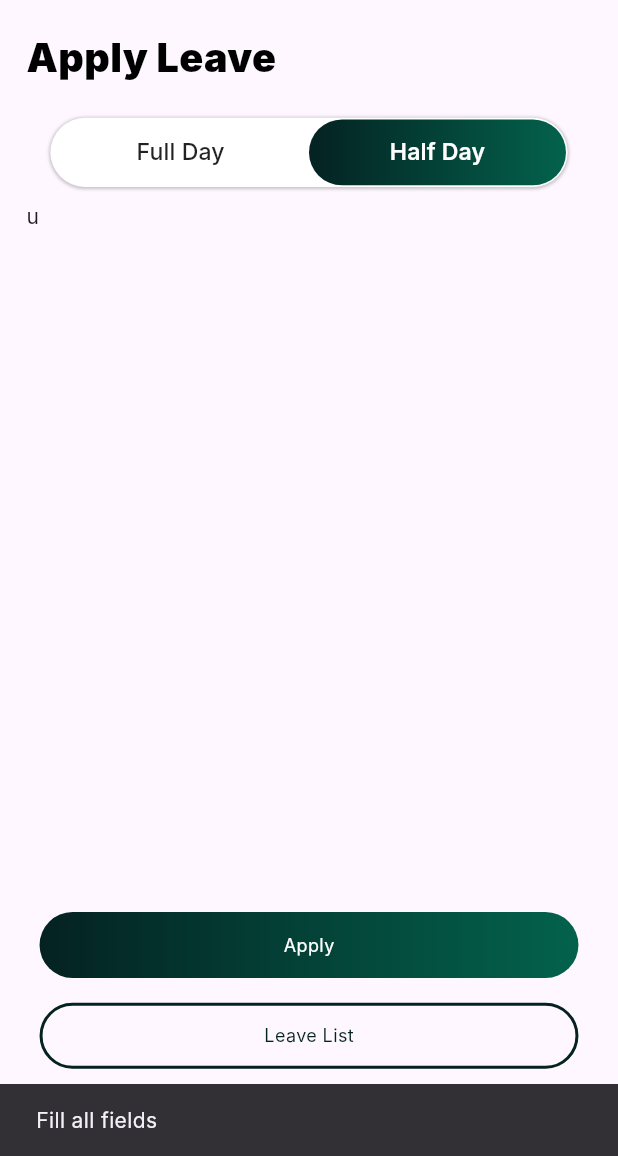
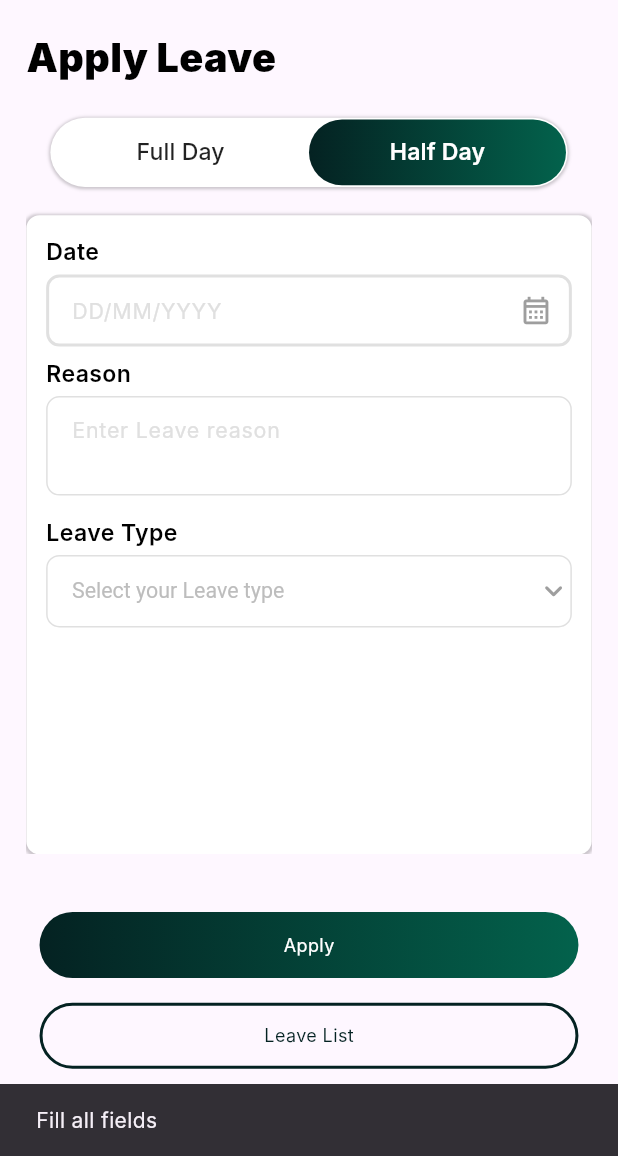
Before and after one commit to JishnuSabu/mediezy, a Flutter app: the ApplyLeaveScreen screen opened by its route, tab 2 chosen, after a tap on "Apply", on a phone screen of 412 x 824 dp, the part 80-1236 px from its top. Run offline on Flutter 3.47's test engine with Material 3 defaults, Android fonts, the light colour scheme and no system bars; our stand-ins replace flutter_bloc, flutter_screenutil, geolocator, get_it, go_router, google_maps_flutter and 1 more; accounts and stored records are empty; Roboto replaces fonts that are missing (Inter).

Commit message:
half day leave apply section completed

```diff
--- a/lib/features/auth/view/widgets/signup_form_card_widget.dart
+++ b/lib/features/auth/view/widgets/signup_form_card_widget.dart
@@ -41,7 +41,7 @@ class SignUpFormCardWidget extends StatelessWidget {
               color: Colors.black.withOpacity(0.2),
               blurRadius: 1,
               spreadRadius: 1,
-              offset: const Offset(0, 0.5), // shadow direction
+              offset: const Offset(0, 0.5),
             ),
           ],
         ),
--- a/lib/features/home/data_sources/attendance/attendance_remote_data_source.dart
+++ b/lib/features/home/data_sources/attendance/attendance_remote_data_source.dart
@@ -49,20 +49,20 @@ class AttendanceRemoteDatasource {
       }),
     );
 
-
     if (response.statusCode == 200 || response.statusCode == 201) {
       return jsonDecode(response.body);
     }
 
     throw Exception("Failed to mark attendance");
   }
+
   Future<AttendanceRouteModel> getRouteList() async {
     final token = sl<StorageService>().token;
     final response = await client.get(
       Uri.parse("${ApiConstants.baseUrl}/attendance/route-list"),
       headers: {
         "Content-Type": "application/json",
-      "Authorization": "Bearer $token", // if required
+        "Authorization": "Bearer $token",
       },
     );
     if (response.statusCode == 200) {
@@ -71,5 +71,4 @@ Future<AttendanceRouteModel> getRouteList() async {
 
     throw Exception("Failed to load route list");
   }
-
 }
--- a/lib/features/home/view/apply_leave_screen.dart
+++ b/lib/features/home/view/apply_leave_screen.dart
@@ -1,5 +1,3 @@
-import 'dart:developer';
-
 import 'package:flutter/material.dart';
 import 'package:flutter_screenutil/flutter_screenutil.dart';
 import 'package:flutter_bloc/flutter_bloc.dart';
@@ -22,6 +20,7 @@ class ApplyLeaveScreen extends StatelessWidget {
   final reasonCtr = TextEditingController();
 
   final ValueNotifier<String> leaveType = ValueNotifier("");
+  final ValueNotifier<String> leaveMode = ValueNotifier("full_day");
   @override
   Widget build(BuildContext context) {
     return BlocConsumer<LeaveBloc, LeaveState>(
@@ -74,13 +73,13 @@ class ApplyLeaveScreen extends StatelessWidget {
                         Expanded(
                           child: LeaveTabWidget(
                             fromController: fromCtr,
-
                             toController: toCtr,
-
                             reasonController: reasonCtr,
-
                             onLeaveTypeChanged: (value) {
                               leaveType.value = value;
+                            },
+                            onLeaveModeChanged: (mode) {
+                              leaveMode.value = mode;
                             },
                           ),
                         ),
@@ -99,10 +98,17 @@ class ApplyLeaveScreen extends StatelessWidget {
                   onTap: context.watch<LeaveBloc>().state is LeaveLoading
                       ? null
                       : () {
-                          if (fromCtr.text.isEmpty ||
-                              toCtr.text.isEmpty ||
-                              reasonCtr.text.isEmpty ||
-                              leaveType.value.isEmpty) {
+                          final isHalfDay = leaveMode.value == "half_day";
+                          final startDate = fromCtr.text;
+                          final endDate = isHalfDay ? fromCtr.text : toCtr.text;
+                          if (isHalfDay
+                              ? fromCtr.text.isEmpty ||
+                                    reasonCtr.text.isEmpty ||
+                                    leaveType.value.isEmpty
+                              : fromCtr.text.isEmpty ||
+                                    toCtr.text.isEmpty ||
+                                    reasonCtr.text.isEmpty ||
+                                    leaveType.value.isEmpty) {
                             ScaffoldMessenger.of(context).showSnackBar(
                               const SnackBar(content: Text("Fill all fields")),
                             );
@@ -110,19 +116,13 @@ class ApplyLeaveScreen extends StatelessWidget {
                             return;
                           }
                           final userId = sl<StorageService>().userId;
-                          log(userId.toString());
                           context.read<LeaveBloc>().add(
                             ApplyLeave(
-                              leaveMode: "full_day",
-
+                              leaveMode: leaveMode.value,
                               leaveType: leaveType.value,
-
-                              startDate: fromCtr.text,
-
-                              endDate: toCtr.text,
-
+                              startDate: startDate,
+                              endDate: endDate,
                               reason: reasonCtr.text,
-
                               userId: userId ?? 1,
                             ),
                           );
@@ -132,7 +132,9 @@ class ApplyLeaveScreen extends StatelessWidget {
                 CustomButton(
                   title: "Leave List",
                   isOutlined: true,
-                  onTap: () {context.push("/leave_list");},
+                  onTap: () {
+                    context.push("/leave_list");
+                  },
                 ),
                 SizedBox(height: 45.w),
                 SizedBox(height: 8.w),
--- a/lib/features/home/view/half_day_leave_screen.dart
+++ b/lib/features/home/view/half_day_leave_screen.dart
@@ -1,10 +1,72 @@
 import 'package:flutter/material.dart';
+import 'package:flutter_screenutil/flutter_screenutil.dart';
+import 'package:mediezy_task/core/common_widgets/custom_date_picker.dart';
+import 'package:mediezy_task/core/common_widgets/custom_text.dart';
+import 'package:mediezy_task/core/constants/app_colors.dart';
+import 'package:mediezy_task/features/home/view/widgets/leave_date_field.dart';
+import 'package:mediezy_task/features/home/view/widgets/leave_reason_field.dart';
+import 'package:mediezy_task/features/home/view/widgets/leave_type_drop_down_field.dart';
 
 class HalfDayLeaveScreen extends StatelessWidget {
-  const HalfDayLeaveScreen({super.key});
+  final TextEditingController dateController;
+  final TextEditingController reasonController;
+
+  final Function(String) onLeaveTypeChanged;
+
+  const HalfDayLeaveScreen({
+    super.key,
+    required this.dateController,
+    required this.reasonController,
+    required this.onLeaveTypeChanged,
+  });
 
   @override
   Widget build(BuildContext context) {
-    return Scaffold(body: Text("u"),);
+    return Container(
+      margin: EdgeInsets.only(top: 8.w),
+      padding: EdgeInsets.all(12.w),
+      decoration: BoxDecoration(
+        color: AppColors.white,
+        borderRadius: BorderRadius.circular(8.w),
+        boxShadow: [
+          BoxShadow(
+            color: Colors.black.withOpacity(0.2),
+            blurRadius: 1,
+            spreadRadius: 1,
+            offset: const Offset(0, 0.5),
+          ),
+        ],
+      ),
+      child: SingleChildScrollView(
+        child: Column(
+          crossAxisAlignment: CrossAxisAlignment.start,
+          children: [
+            customText("Date"),
+            SizedBox(height: 4.w),
+            LeaveDateField(
+              hint: "DD/MM/YYYY",
+              controller: dateController,
+              onTap: () => pickDate(context, dateController),
+            ),
+
+            SizedBox(height: 6.w),
+
+            customText("Reason"),
+            SizedBox(height: 4.w),
+            LeaveReasonField(controller: reasonController),
+
+            SizedBox(height: 12.w),
+
+            customText("Leave Type"),
+            SizedBox(height: 4.w),
+            LeaveTypeDropdown(
+              onChanged: (value) {
+                if (value != null) onLeaveTypeChanged(value);
+              },
+            ),
+          ],
+        ),
+      ),
+    );
   }
 }
--- a/lib/features/home/view/my_route_map_screen.dart
+++ b/lib/features/home/view/my_route_map_screen.dart
@@ -34,7 +34,6 @@ class _MyRouteMapScreenState extends State<MyRouteMapScreen> {
   @override
   void initState() {
     super.initState();
-    // Load the custom map style
     rootBundle.loadString('assets/map_style.json').then((style) {
       _mapStyle = style;
     });
@@ -68,7 +67,7 @@ class _MyRouteMapScreenState extends State<MyRouteMapScreen> {
       body: Stack(
         children: [
           GoogleMap(
-            onMapCreated: _onMapCreated, // ← apply style here
+            onMapCreated: _onMapCreated,
             initialCameraPosition: CameraPosition(target: start, zoom: 14),
             markers: {
               Marker(
@@ -92,8 +91,8 @@ class _MyRouteMapScreenState extends State<MyRouteMapScreen> {
             },
             myLocationEnabled: true,
             zoomControlsEnabled: false,
-            mapToolbarEnabled: false, // hides the Google Maps toolbar
-            compassEnabled: false, // cleaner look
+            mapToolbarEnabled: false,
+            compassEnabled: false,
           ),
 
           SafeArea(
--- a/lib/features/home/view/widgets/apply_leave_tab_widget.dart
+++ b/lib/features/home/view/widgets/apply_leave_tab_widget.dart
@@ -6,23 +6,18 @@ import 'package:mediezy_task/features/home/view/half_day_leave_screen.dart';
 
 class LeaveTabWidget extends StatelessWidget {
   final TextEditingController fromController;
-
   final TextEditingController toController;
-
   final TextEditingController reasonController;
-
   final Function(String) onLeaveTypeChanged;
-
-  const LeaveTabWidget({
+  final Function(String) onLeaveModeChanged;
+  late final TabController tabController;
+  LeaveTabWidget({
     super.key,
-
     required this.fromController,
-
     required this.toController,
-
     required this.reasonController,
-
     required this.onLeaveTypeChanged,
+    required this.onLeaveModeChanged,
   });
 
   @override
@@ -33,7 +28,7 @@ class LeaveTabWidget extends StatelessWidget {
         children: [
           Container(
             margin: const EdgeInsets.symmetric(horizontal: 16, vertical: 0),
-            padding:  EdgeInsets.all(1.w),
+            padding: EdgeInsets.all(1.w),
             decoration: BoxDecoration(
               color: AppColors.white,
               boxShadow: [
@@ -41,7 +36,7 @@ class LeaveTabWidget extends StatelessWidget {
                   color: Colors.black.withOpacity(0.2),
                   blurRadius: 1,
                   spreadRadius: 1,
-                  offset: const Offset(0, 0.5), // shadow direction
+                  offset: const Offset(0, 0.5),
                 ),
               ],
               borderRadius: BorderRadius.circular(30),
@@ -49,6 +44,18 @@ class LeaveTabWidget extends StatelessWidget {
             child: SizedBox(
               height: 40.w,
               child: TabBar(
+                onTap: (index) {
+                  if (index == 0) {
+                    onLeaveModeChanged("full_day");
+                    onLeaveTypeChanged("");
+                  } else {
+                    onLeaveModeChanged("half_day");
+                    fromController.text = "";
+                    toController.text = "";
+                    reasonController.text = "";
+                    onLeaveTypeChanged("");
+                  }
+                },
                 dividerColor: Colors.transparent,
                 indicator: BoxDecoration(
                   gradient: const LinearGradient(
@@ -89,8 +96,11 @@ class LeaveTabWidget extends StatelessWidget {
 
                   onLeaveTypeChanged: onLeaveTypeChanged,
                 ),
-
-                HalfDayLeaveScreen(),
+                HalfDayLeaveScreen(
+                  dateController: fromController,
+                  reasonController: reasonController,
+                  onLeaveTypeChanged: onLeaveTypeChanged,
+                ),
               ],
             ),
           ),
--- a/lib/features/home/view/widgets/month_drop_down.dart
+++ b/lib/features/home/view/widgets/month_drop_down.dart
@@ -42,8 +42,8 @@ class MonthDropdown extends StatelessWidget {
             enabledBorder: OutlineInputBorder(
               borderRadius: BorderRadius.circular(25.w),
               borderSide: BorderSide(
-                color: AppColors.primaryGreen, // border color
-                width: 1.5, // border thickness
+                color: AppColors.primaryGreen,
+                width: 1.5,
               ),
             ),
 
```
Also changed, not shown: lib/features/home/view/full_day_leave_screen.dart (+7 -5 lines). Lines whose indentation alone changed are shown as unchanged.
